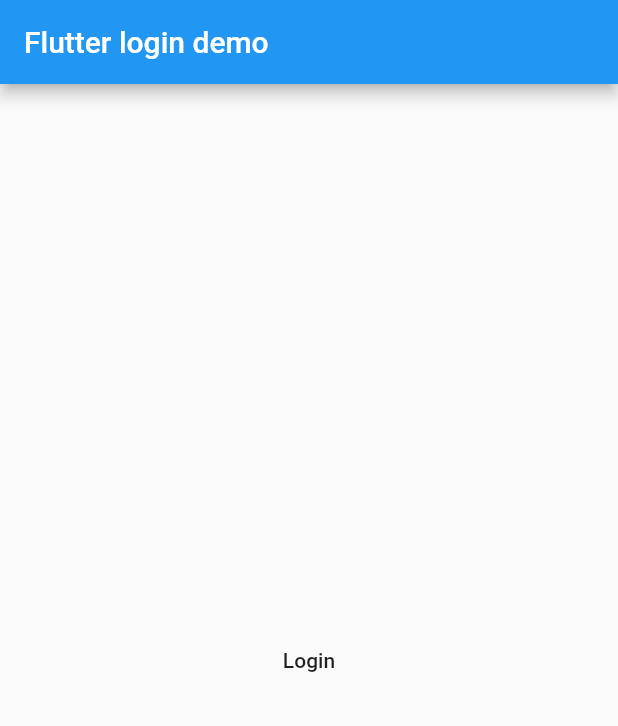
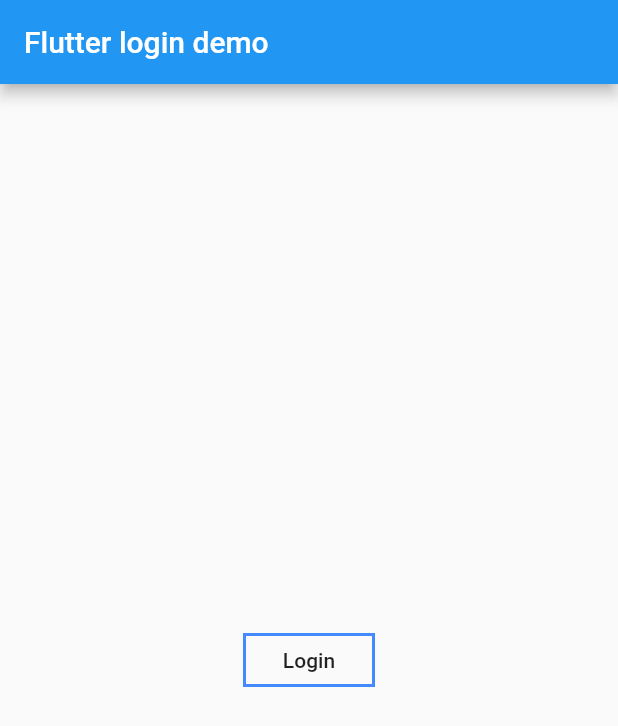
Before and after one commit to code-inflation/fllocal, a Flutter app: the screen it shows after launch, on a phone screen of 412 x 824 dp. Shown: the top 726 px of the screen. Run offline on Flutter 3.47's test engine with Material 2 defaults, Android fonts, the phone set to English and light mode, and no system bars; our stand-ins replace google_sign_in.

Commit message:
login button style

```diff
--- a/lib/pages/login_signup_page.dart
+++ b/lib/pages/login_signup_page.dart
@@ -31,8 +31,9 @@ class _LoginSignUpPageState extends State<LoginSignUpPage> {
       body: new Container(
           child: Center(
               child: MaterialButton(
-        onPressed: _handleSignIn,
-        child: Text("Login"),
+              shape: Border.all(width: 2.0, color: Colors.blueAccent),
+              onPressed: _handleSignIn,
+              child: Text("Login"),
       ))),
     );
   }
```
